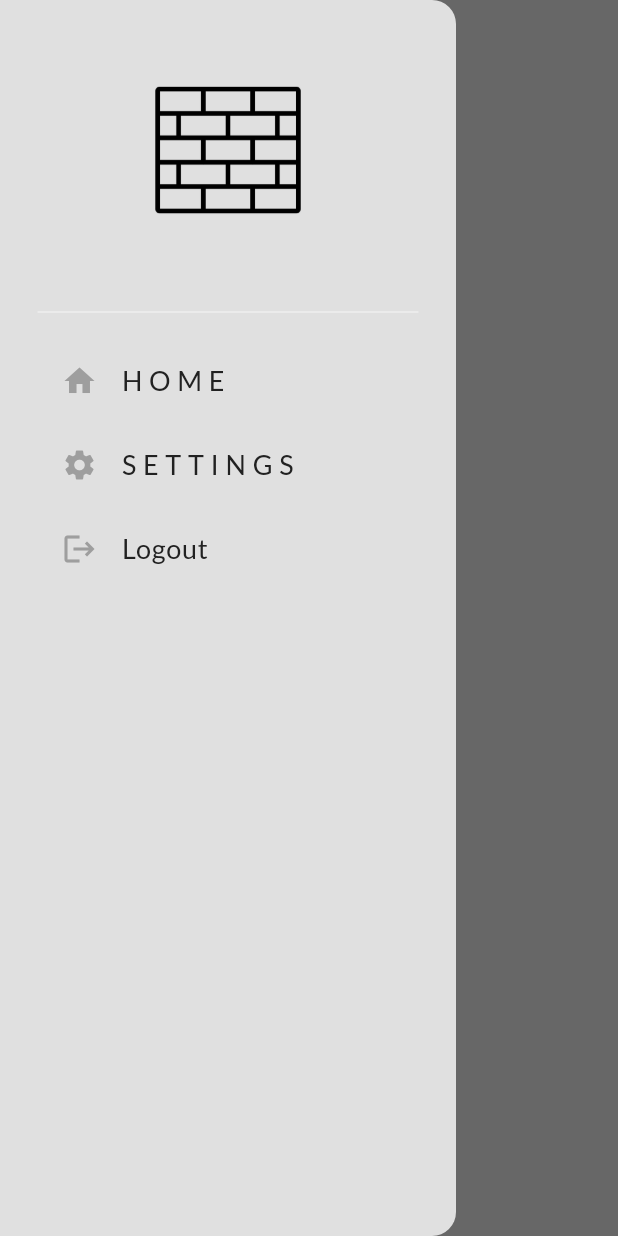
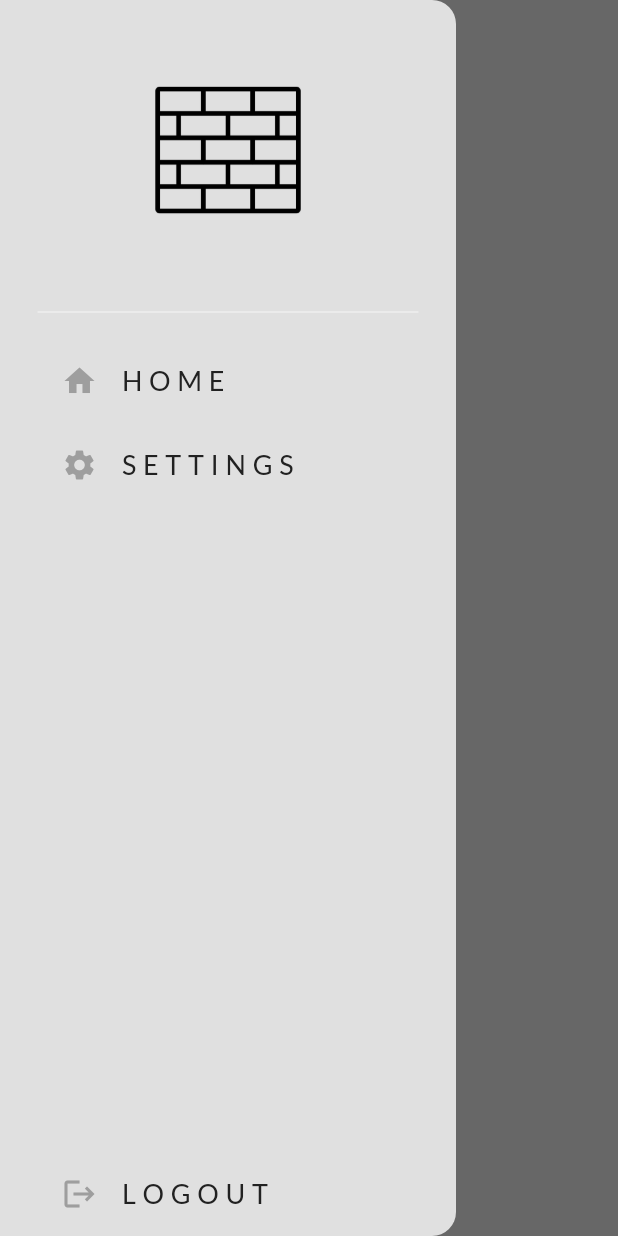
Before and after one commit to 0xAhmd/wallgram, a Flutter app: the screen it shows once a user with an empty profile is signed in, with the side drawer open, on a phone screen of 412 x 824 dp. Run offline on Flutter 3.47's test engine with Material 3 defaults, Android fonts, the phone set to English and light mode, and no system bars; our stand-ins replace firebase_auth, firebase_core, google_fonts; accounts and stored records are empty.

Commit message:
logout service

```diff
--- a/lib/components/drawer.dart
+++ b/lib/components/drawer.dart
@@ -46,10 +46,10 @@ class MyDrawer extends StatelessWidget {
                   );
                 },
               ),
-
+              const Spacer(),
               DrawerListTile(
                 icon: Icons.logout,
-                title: 'Logout',
+                title: 'L O G O U T',
                 onTap: logoutUser,
               ),
             ],
```
